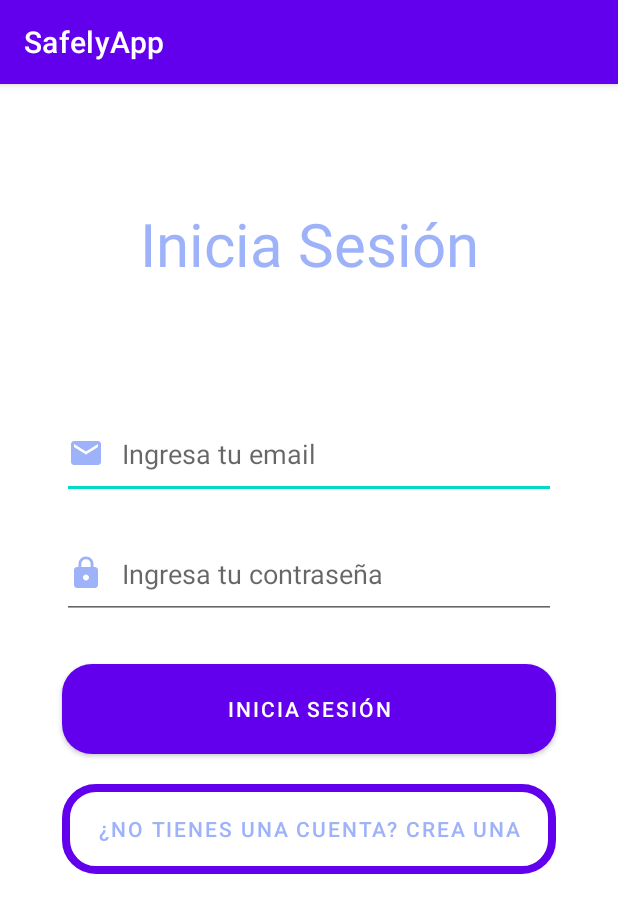
After one commit to ReusHarper/SafelyApp_Android, an Android app: the fragment LoginFragment shown on its own in the app's theme, on a phone screen of 412 x 824 dp. The commit adds this screen. Shown: the top 913 px of the screen. Run offline under Robolectric (Android 15) with nearby library versions, the phone set to English and light mode, and no system bars; Roboto replaces fonts that are not available here.

Commit message:
style(ui): :lipstick: Sustitucion de Activities por Fragments
Las vistas de SignUp y Login ahora costaran menos tiempo en mostrarse

```diff
--- a/app/src/main/AndroidManifest.xml
+++ b/app/src/main/AndroidManifest.xml
@@ -14,7 +14,7 @@
         android:theme="@style/Theme.SafelyApp"
         tools:targetApi="31">
         <activity
-            android:name=".SignupActivity"
+            android:name=".view.activities.SignupActivity"
             android:exported="true"
             android:theme="@style/Theme.Design.NoActionBar">
             <intent-filter>
@@ -24,7 +24,7 @@
             </intent-filter>
         </activity>
         <activity
-            android:name=".MainActivity"
+            android:name=".view.activities.MainActivity"
             android:exported="false"/>
 
     </application>
--- a/app/src/main/java/com/safelyapp/android/MainActivity.kt
+++ b/app/src/main/java/com/safelyapp/android/view/activities/MainActivity.kt
@@ -1,9 +1,10 @@
-package com.safelyapp.android
+package com.safelyapp.android.view.activities
 
 import android.graphics.drawable.Drawable
 import androidx.appcompat.app.AppCompatActivity
 import android.os.Bundle
 import androidx.core.content.ContextCompat
+import com.safelyapp.android.R
 
 class MainActivity : AppCompatActivity() {
 
@@ -11,6 +12,6 @@
         super.onCreate(savedInstanceState)
         setContentView(R.layout.activity_main)
 
-        val mDrawable: Drawable? = ContextCompat.getDrawable(this, R.drawable.ic_lock_primary)
+        // val mDrawable: Drawable? = ContextCompat.getDrawable(this, R.drawable.ic_lock_primary)
     }
 }
--- /dev/null
+++ b/app/src/main/java/com/safelyapp/android/view/fragments/LoginFragment.kt
@@ -0,0 +1,22 @@
+package com.safelyapp.android.view.fragments
+
+import android.os.Bundle
+import androidx.fragment.app.Fragment
+import android.view.LayoutInflater
+import android.view.View
+import android.view.ViewGroup
+import com.safelyapp.android.R
+
+class LoginFragment : Fragment() {
+
+    override fun onCreate(savedInstanceState: Bundle?) {
+        super.onCreate(savedInstanceState)
+    }
+
+    override fun onCreateView(
+        inflater: LayoutInflater, container: ViewGroup?,
+        savedInstanceState: Bundle?
+    ): View? {
+        return inflater.inflate(R.layout.fragment_login, container, false)
+    }
+}
--- /dev/null
+++ b/app/src/main/res/layout/fragment_login.xml
@@ -0,0 +1,104 @@
+<?xml version="1.0" encoding="utf-8"?>
+<androidx.constraintlayout.widget.ConstraintLayout
+    xmlns:android="http://schemas.android.com/apk/res/android"
+    xmlns:app="http://schemas.android.com/apk/res-auto"
+    xmlns:tools="http://schemas.android.com/tools"
+    android:layout_width="match_parent"
+    android:layout_height="match_parent"
+    tools:context=".view.fragments.LoginFragment">
+
+    <androidx.constraintlayout.widget.Guideline
+        android:id="@+id/gl_left"
+        android:layout_width="wrap_content"
+        android:layout_height="wrap_content"
+        android:orientation="vertical"
+        app:layout_constraintGuide_percent="0.1" />
+
+    <androidx.constraintlayout.widget.Guideline
+        android:id="@+id/gl_right"
+        android:layout_width="wrap_content"
+        android:layout_height="wrap_content"
+        android:orientation="vertical"
+        app:layout_constraintGuide_percent="0.9" />
+
+    <androidx.constraintlayout.widget.Guideline
+        android:id="@+id/gl_top"
+        android:layout_width="wrap_content"
+        android:layout_height="wrap_content"
+        android:orientation="horizontal"
+        app:layout_constraintGuide_percent="0.1" />
+
+    <androidx.constraintlayout.widget.Guideline
+        android:id="@+id/gl_bottom"
+        android:layout_width="wrap_content"
+        android:layout_height="wrap_content"
+        android:orientation="horizontal"
+        app:layout_constraintGuide_percent="0.9" />
+
+    <TextView
+        android:id="@+id/title_signup"
+        android:layout_width="0dp"
+        android:layout_height="60dp"
+        app:layout_constraintEnd_toStartOf="@+id/gl_right"
+        app:layout_constraintStart_toStartOf="@+id/gl_left"
+        app:layout_constraintTop_toTopOf="@+id/gl_top"
+        android:text="@string/view_title_login"
+        android:textSize="40sp"
+        android:textAlignment="center"
+        android:gravity="center"
+        android:textColor="@color/primary_500"
+        />
+
+    <EditText
+        android:id="@+id/input_email"
+        layout="@layout/input_text_primary"
+        android:layout_width="0dp"
+        android:layout_height="60dp"
+        android:layout_marginTop="80dp"
+        app:layout_constraintEnd_toStartOf="@+id/gl_right"
+        app:layout_constraintHorizontal_bias="0.0"
+        app:layout_constraintStart_toStartOf="@+id/gl_left"
+        app:layout_constraintTop_toBottomOf="@+id/title_signup"
+        android:hint="@string/input_email"
+        android:drawableStart="@drawable/ic_email_primary"
+        android:drawablePadding="12dp"/>
+
+    <EditText
+        android:id="@+id/input_password"
+        layout="@layout/input_text_primary"
+        android:layout_width="0dp"
+        android:layout_height="60dp"
+        android:layout_marginTop="20dp"
+        app:layout_constraintEnd_toStartOf="@+id/gl_right"
+        app:layout_constraintHorizontal_bias="0.0"
+        app:layout_constraintStart_toStartOf="@+id/gl_left"
+        app:layout_constraintTop_toBottomOf="@+id/input_email"
+        android:hint="@string/input_password"
+        android:drawableStart="@drawable/ic_lock_primary"
+        android:drawablePadding="12dp"/>
+
+    <Button
+        android:id="@+id/btn_singup"
+        android:layout_width="0dp"
+        android:layout_height="60dp"
+        android:layout_marginTop="30dp"
+        app:layout_constraintEnd_toStartOf="@+id/gl_right"
+        app:layout_constraintHorizontal_bias="0.0"
+        app:layout_constraintStart_toStartOf="@+id/gl_left"
+        app:layout_constraintTop_toBottomOf="@+id/input_password"
+        android:background="@drawable/custom_button_gradient"
+        android:text="@string/btn_login"/>
+
+    <Button
+        android:id="@+id/btn_login"
+        android:layout_width="0dp"
+        android:layout_height="60dp"
+        android:layout_marginTop="20dp"
+        app:layout_constraintEnd_toStartOf="@+id/gl_right"
+        app:layout_constraintStart_toStartOf="@+id/gl_left"
+        app:layout_constraintTop_toBottomOf="@+id/btn_singup"
+        android:background="@drawable/custom_button_transparent_primary"
+        android:textColor="@color/primary_500"
+        android:text="@string/btn_signup_alt"/>
+
+</androidx.constraintlayout.widget.ConstraintLayout>
--- a/app/src/main/res/values/strings.xml
+++ b/app/src/main/res/values/strings.xml
@@ -9,4 +9,6 @@
     <string name="input_email">Ingresa tu email</string>
     <string name="input_password">Ingresa tu contraseña</string>
     <string name="input_repeatPassword">Repite tu contraseña</string>
+    <!-- TODO: Remove or change this placeholder text -->
+    <string name="hello_blank_fragment">Hello blank fragment</string>
 </resources>
```
Also changed, not shown: app/src/main/java/com/safelyapp/android/view/activities/SignupActivity.kt (renamed from app/src/main/java/com/safelyapp/android/SignupActivity.kt, +3 -7 lines), app/src/main/java/com/safelyapp/android/view/fragments/SignupFragment.kt (added, +27 -0 lines), app/src/main/res/layout/activity_main.xml (+10 -48 lines), app/src/main/res/layout/fragment_signup.xml (renamed from app/src/main/res/layout/activity_signup.xml, +7 -8 lines).
